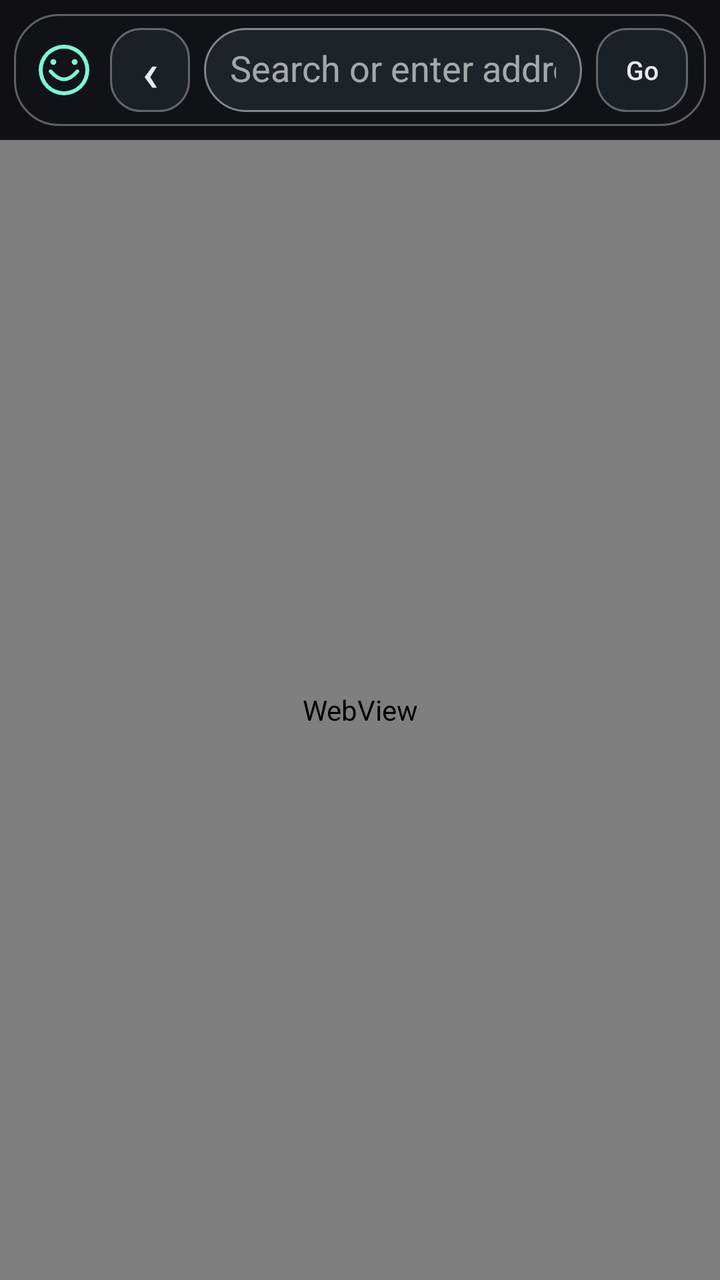
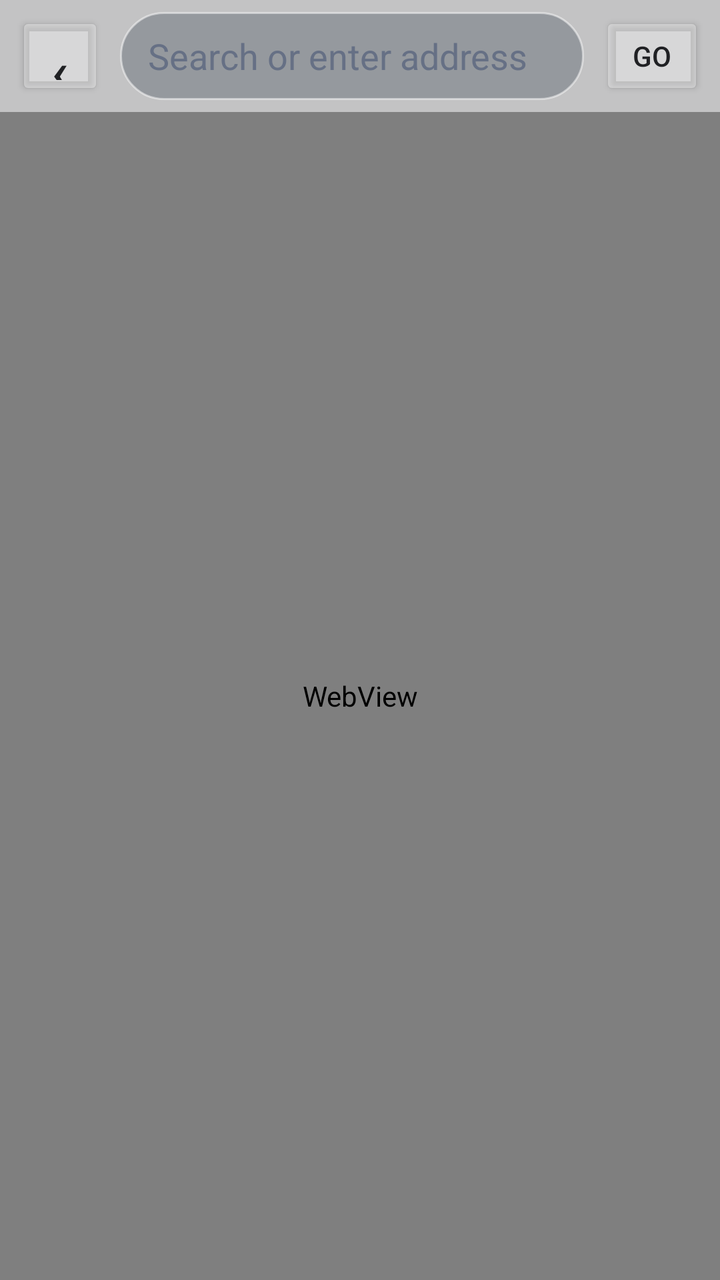

An Android layout rendered at two revisions. The XML below is the earlier revision; the diff shows what the commit changed to produce the second picture.
<!-- AndroidManifest.xml: application theme Theme.SedBrowser -->
<!-- res/layout/activity_main.xml -->
<FrameLayout xmlns:android="http://schemas.android.com/apk/res/android"
    android:layout_width="match_parent"
    android:layout_height="match_parent"
    android:background="#00000000">

    <LinearLayout
        android:layout_width="match_parent"
        android:layout_height="match_parent"
        android:orientation="vertical"
        android:background="#00000000">

        <LinearLayout
            android:id="@+id/browserToolbar"
            android:layout_width="match_parent"
            android:layout_height="wrap_content"
            android:layout_margin="7dp"
            android:orientation="horizontal"
            android:gravity="center_vertical"
            android:paddingStart="9dp"
            android:paddingEnd="9dp"
            android:paddingTop="7dp"
            android:paddingBottom="7dp"
            android:background="@drawable/toolbar_glass"
            android:elevation="8dp">

            <ImageView
                android:id="@+id/logo"
                android:layout_width="32dp"
                android:layout_height="32dp"
                android:layout_marginEnd="7dp"
                android:contentDescription="SED Browser logo"
                android:src="@drawable/sed_logo" />

            <Button
                android:id="@+id/back"
                android:layout_width="40dp"
                android:layout_height="42dp"
                android:minWidth="0dp"
                android:minHeight="0dp"
                android:text="‹"
                android:textSize="27sp"
                android:textColor="#E6FFFFFF"
                android:background="@drawable/control_glass"
                android:stateListAnimator="@null"
                android:elevation="0dp" />

            <EditText
                android:id="@+id/address"
                android:layout_width="0dp"
                android:layout_height="42dp"
                android:layout_weight="1"
                android:layout_marginStart="7dp"
                android:layout_marginEnd="7dp"
                android:singleLine="true"
                android:paddingStart="13dp"
                android:paddingEnd="13dp"
                android:hint="Search or enter address"
                android:textColor="#E6FFFFFF"
                android:textColorHint="#99FFFFFF"
                android:background="@drawable/address_glass"
                android:inputType="textUri"
                android:includeFontPadding="false" />

            <Button
                android:id="@+id/go"
                android:layout_width="46dp"
                android:layout_height="42dp"
                android:minWidth="0dp"
                android:minHeight="0dp"
                android:text="Go"
                android:textAllCaps="false"
                android:textSize="13sp"
                android:textColor="#E6FFFFFF"
                android:background="@drawable/control_glass"
                android:stateListAnimator="@null"
                android:elevation="0dp" />
        </LinearLayout>

        <WebView
            android:id="@+id/web"
            android:layout_width="match_parent"
            android:layout_height="0dp"
            android:layout_weight="1"
            android:background="#00000000" />
    </LinearLayout>
</FrameLayout>
<!-- resources referenced by this layout -->
<resources>
  <!-- drawable address_glass (drawable) -->
  <shape xmlns:android="http://schemas.android.com/apk/res/android" android:shape="rectangle">
      <solid android:color="#553A4652" />
      <stroke android:width="1dp" android:color="#77FFFFFF" />
      <corners android:radius="22dp" />
  </shape>
  <!-- drawable control_glass (drawable) -->
  <selector xmlns:android="http://schemas.android.com/apk/res/android">
      <item android:state_pressed="true">
          <shape android:shape="rectangle">
              <solid android:color="#667CF7D4" />
              <stroke android:width="1dp" android:color="#AAFFFFFF" />
              <corners android:radius="15dp" />
          </shape>
      </item>
      <item>
          <shape android:shape="rectangle">
              <solid android:color="#443A4652" />
              <stroke android:width="1dp" android:color="#55FFFFFF" />
              <corners android:radius="15dp" />
          </shape>
      </item>
  </selector>
  <!-- drawable sed_logo (drawable) -->
  <vector xmlns:android="http://schemas.android.com/apk/res/android"
      android:width="48dp" android:height="48dp"
      android:viewportWidth="48" android:viewportHeight="48">
      <path android:fillColor="#FF111318" android:pathData="M24,1A23,23 0,1 0,24 47A23,23 0,1 0,24 1Z"/>
      <path android:fillColor="#FF7CF7D4" android:pathData="M24,5A19,19 0,1 0,24 43A19,19 0,1 0,24 5Z"/>
      <path android:fillColor="#FF111318" android:pathData="M24,8A16,16 0,1 0,24 40A16,16 0,1 0,24 8Z"/>
      <path android:fillColor="#FF7CF7D4" android:pathData="M16,18m-2.2,0a2.2,2.2 0,1 0,4.4 0a2.2,2.2 0,1 0,-4.4 0"/>
      <path android:fillColor="#FF7CF7D4" android:pathData="M32,18m-2.2,0a2.2,2.2 0,1 0,4.4 0a2.2,2.2 0,1 0,-4.4 0"/>
      <path android:fillColor="#00000000" android:strokeColor="#FF7CF7D4" android:strokeWidth="2.8" android:strokeLineCap="round" android:pathData="M14,25 Q24,37 34,25"/>
  </vector>
  <!-- drawable toolbar_glass (drawable) -->
  <shape xmlns:android="http://schemas.android.com/apk/res/android" android:shape="rectangle">
      <solid android:color="#6610141B" />
      <stroke android:width="1dp" android:color="#55FFFFFF" />
      <corners android:radius="22dp" />
  </shape>
  <style name="Theme.SedBrowser" parent="android:style/Theme.Material.NoActionBar">
          <item name="android:windowLightStatusBar">false</item>
          <item name="android:navigationBarColor">#FF101014</item>
          <item name="android:statusBarColor">#FF101014</item>
          <item name="android:windowBackground">#FF101014</item>
          <item name="android:colorAccent">#FF7CF7D4</item>
      </style>
</resources>

<!-- the commit's change to res/layout/activity_main.xml (unified diff, before → after) -->
@@ -13,67 +13,50 @@
             android:id="@+id/browserToolbar"
             android:layout_width="match_parent"
             android:layout_height="wrap_content"
-            android:layout_margin="7dp"
             android:orientation="horizontal"
             android:gravity="center_vertical"
-            android:paddingStart="9dp"
-            android:paddingEnd="9dp"
-            android:paddingTop="7dp"
-            android:paddingBottom="7dp"
-            android:background="@drawable/toolbar_glass"
-            android:elevation="8dp">
-
-            <ImageView
-                android:id="@+id/logo"
-                android:layout_width="32dp"
-                android:layout_height="32dp"
-                android:layout_marginEnd="7dp"
-                android:contentDescription="SED Browser logo"
-                android:src="@drawable/sed_logo" />
+            android:paddingStart="8dp"
+            android:paddingEnd="8dp"
+            android:paddingTop="6dp"
+            android:paddingBottom="6dp"
+            android:background="#BFFFFFFF">
 
             <Button
                 android:id="@+id/back"
-                android:layout_width="40dp"
-                android:layout_height="42dp"
+                android:layout_width="44dp"
+                android:layout_height="44dp"
                 android:minWidth="0dp"
                 android:minHeight="0dp"
                 android:text="‹"
-                android:textSize="27sp"
-                android:textColor="#E6FFFFFF"
-                android:background="@drawable/control_glass"
-                android:stateListAnimator="@null"
-                android:elevation="0dp" />
+                android:textSize="28sp"
+                android:textColor="#202124"
+                android:backgroundTint="#55FFFFFF" />
 
             <EditText
                 android:id="@+id/address"
                 android:layout_width="0dp"
-                android:layout_height="42dp"
+                android:layout_height="44dp"
                 android:layout_weight="1"
-                android:layout_marginStart="7dp"
-                android:layout_marginEnd="7dp"
+                android:layout_marginStart="8dp"
+                android:layout_marginEnd="8dp"
                 android:singleLine="true"
-                android:paddingStart="13dp"
-                android:paddingEnd="13dp"
+                android:paddingStart="14dp"
+                android:paddingEnd="14dp"
                 android:hint="Search or enter address"
-                android:textColor="#E6FFFFFF"
-                android:textColorHint="#99FFFFFF"
+                android:textColor="#202124"
+                android:textColorHint="#667085"
                 android:background="@drawable/address_glass"
-                android:inputType="textUri"
-                android:includeFontPadding="false" />
+                android:inputType="textUri" />
 
             <Button
                 android:id="@+id/go"
-                android:layout_width="46dp"
-                android:layout_height="42dp"
+                android:layout_width="52dp"
+                android:layout_height="44dp"
                 android:minWidth="0dp"
                 android:minHeight="0dp"
                 android:text="Go"
-                android:textAllCaps="false"
-                android:textSize="13sp"
-                android:textColor="#E6FFFFFF"
-                android:background="@drawable/control_glass"
-                android:stateListAnimator="@null"
-                android:elevation="0dp" />
+                android:textColor="#202124"
+                android:backgroundTint="#55FFFFFF" />
         </LinearLayout>
 
         <WebView
<!-- resource entries referenced after the edit -->
@@ -4,40 +4,6 @@
   <shape xmlns:android="http://schemas.android.com/apk/res/android" android:shape="rectangle">
       <solid android:color="#553A4652" />
       <stroke android:width="1dp" android:color="#77FFFFFF" />
-      <corners android:radius="22dp" />
-  </shape>
-  <!-- drawable control_glass (drawable) -->
-  <selector xmlns:android="http://schemas.android.com/apk/res/android">
-      <item android:state_pressed="true">
-          <shape android:shape="rectangle">
-              <solid android:color="#667CF7D4" />
-              <stroke android:width="1dp" android:color="#AAFFFFFF" />
-              <corners android:radius="15dp" />
-          </shape>
-      </item>
-      <item>
-          <shape android:shape="rectangle">
-              <solid android:color="#443A4652" />
-              <stroke android:width="1dp" android:color="#55FFFFFF" />
-              <corners android:radius="15dp" />
-          </shape>
-      </item>
-  </selector>
-  <!-- drawable sed_logo (drawable) -->
-  <vector xmlns:android="http://schemas.android.com/apk/res/android"
-      android:width="48dp" android:height="48dp"
-      android:viewportWidth="48" android:viewportHeight="48">
-      <path android:fillColor="#FF111318" android:pathData="M24,1A23,23 0,1 0,24 47A23,23 0,1 0,24 1Z"/>
-      <path android:fillColor="#FF7CF7D4" android:pathData="M24,5A19,19 0,1 0,24 43A19,19 0,1 0,24 5Z"/>
-      <path android:fillColor="#FF111318" android:pathData="M24,8A16,16 0,1 0,24 40A16,16 0,1 0,24 8Z"/>
-      <path android:fillColor="#FF7CF7D4" android:pathData="M16,18m-2.2,0a2.2,2.2 0,1 0,4.4 0a2.2,2.2 0,1 0,-4.4 0"/>
-      <path android:fillColor="#FF7CF7D4" android:pathData="M32,18m-2.2,0a2.2,2.2 0,1 0,4.4 0a2.2,2.2 0,1 0,-4.4 0"/>
-      <path android:fillColor="#00000000" android:strokeColor="#FF7CF7D4" android:strokeWidth="2.8" android:strokeLineCap="round" android:pathData="M14,25 Q24,37 34,25"/>
-  </vector>
-  <!-- drawable toolbar_glass (drawable) -->
-  <shape xmlns:android="http://schemas.android.com/apk/res/android" android:shape="rectangle">
-      <solid android:color="#6610141B" />
-      <stroke android:width="1dp" android:color="#55FFFFFF" />
       <corners android:radius="22dp" />
   </shape>
   <style name="Theme.SedBrowser" parent="android:style/Theme.Material.NoActionBar">
